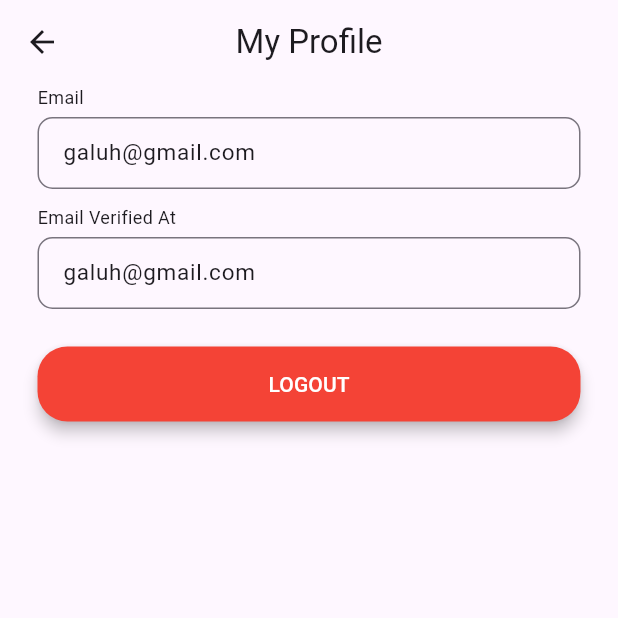
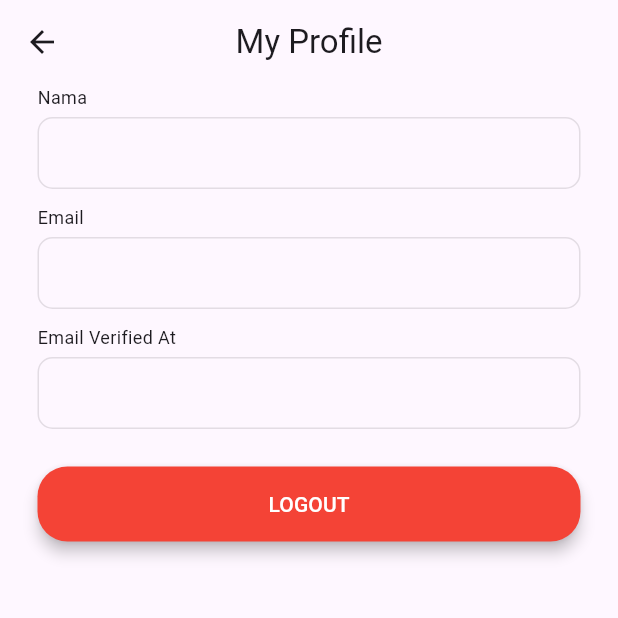
Before and after one commit to Galuhdap/solusi_book_app, a Flutter app: the ProfileView screen opened by its route, after a tap on "LOGOUT", on a phone screen of 412 x 824 dp, the top half of it. Run offline on Flutter 3.47's test engine with Material 3 defaults, Android fonts, the phone set to English and light mode, and no system bars; our stand-ins replace dio, get, get_storage, persistent_bottom_nav_bar, rflutter_alert; accounts and stored records are empty; network calls fail.

```diff
--- /dev/null
+++ b/lib/app/data/models/user_model.dart
@@ -0,0 +1,48 @@
+import 'dart:convert';
+
+class UserModel {
+  int? id;
+  String? name;
+  String? email;
+  DateTime? emailVerifiedAt;
+  DateTime? createdAt;
+  DateTime? updatedAt;
+
+  UserModel({
+    this.id,
+    this.name,
+    this.email,
+    this.emailVerifiedAt,
+    this.createdAt,
+    this.updatedAt,
+  });
+
+  factory UserModel.fromRawJson(String str) =>
+      UserModel.fromJson(json.decode(str));
+
+  String toRawJson() => json.encode(toJson());
+
+  factory UserModel.fromJson(Map<String, dynamic> json) => UserModel(
+        id: json["id"],
+        name: json["name"],
+        email: json["email"],
+        emailVerifiedAt: json["email_verified_at"] == null
+            ? null
+            : DateTime.parse(json["email_verified_at"]),
+        createdAt: json["created_at"] == null
+            ? null
+            : DateTime.parse(json["created_at"]),
+        updatedAt: json["updated_at"] == null
+            ? null
+            : DateTime.parse(json["updated_at"]),
+      );
+
+  Map<String, dynamic> toJson() => {
+        "id": id,
+        "name": name,
+        "email": email,
+        "email_verified_at": emailVerifiedAt?.toIso8601String(),
+        "created_at": createdAt?.toIso8601String(),
+        "updated_at": updatedAt?.toIso8601String(),
+      };
+}
--- /dev/null
+++ b/lib/app/data/service/api_service.dart
@@ -0,0 +1,35 @@
+import 'package:dio/dio.dart';
+import 'package:get/get.dart';
+import 'package:get_storage/get_storage.dart';
+
+class ApiService extends GetxService {
+  late Dio dio;
+  final storage = GetStorage();
+
+  @override
+  void onInit() {
+    dio = Dio();
+    dio.options.baseUrl = 'https://book-crud-service-6dmqxfovfq-et.a.run.app';
+    dio.options.connectTimeout = Duration(milliseconds: 5000);
+    dio.options.receiveTimeout = Duration(milliseconds: 5000);
+
+    // Add your authorization logic here
+    dio.interceptors.add(
+      InterceptorsWrapper(
+        onRequest: (options, handler) {
+          // For example, check if you have a valid access token
+          final accessToken = storage.read('key');
+
+          if (accessToken != null) {
+            // Add the token to the headers
+            options.headers["Authorization"] = "Bearer $accessToken";
+          }
+
+          return handler.next(options);
+        },
+      ),
+    );
+
+    super.onInit();
+  }
+}
--- a/lib/app/modules/my_book/controllers/my_book_controller.dart
+++ b/lib/app/modules/my_book/controllers/my_book_controller.dart
@@ -1,5 +1,3 @@
-import 'dart:ffi';
-
 import 'package:flutter/material.dart';
 import 'package:get/get.dart';
 import 'package:intl/intl.dart';
--- a/lib/app/modules/my_book/views/add_book_view.dart
+++ b/lib/app/modules/my_book/views/add_book_view.dart
@@ -3,7 +3,6 @@ import 'package:flutter/material.dart';
 import 'package:get/get.dart';
 
 import '../../../widget/fieldData_widget.dart';
-import '../../../widget/inputField_widget.dart';
 import '../controllers/my_book_controller.dart';
 
 class AddBookView extends GetView {
--- a/lib/app/modules/profile/controllers/profile_controller.dart
+++ b/lib/app/modules/profile/controllers/profile_controller.dart
@@ -1,19 +1,50 @@
 import 'package:flutter/material.dart';
 import 'package:get/get.dart';
+import 'package:get_storage/get_storage.dart';
+
+import '../../../data/models/user_model.dart';
+import '../../../data/service/api_service.dart';
+import '../../../routes/app_pages.dart';
 
 class ProfileController extends GetxController {
   late TextEditingController name = TextEditingController();
   late TextEditingController email = TextEditingController();
   late TextEditingController verifEmail = TextEditingController();
 
+  final ApiService _apiService = Get.put(ApiService());
+  final storage = GetStorage();
+
+  var userModel = UserModel().obs;
+
+  RxString responseData = ''.obs;
+
+  Future<void> logout() async {
+    try {
+      await _apiService.dio.delete("/api/user/logout");
+      storage.remove('key');
+      Get.offAllNamed(Routes.LOGIN);
+    } catch (error) {
+      print("Error: $error");
+    }
+  }
+
+  Future<void> fetchUser() async {
+    try {
+      final response = await _apiService.dio.get("/api/user");
+      userModel.value = UserModel.fromJson(response.data);
+      print(response.data);
+      name.text = userModel.value.name ?? '';
+      email.text = userModel.value.email ?? '';
+      verifEmail.text = userModel.value.name ?? '';
+    } catch (error) {
+      print("Error: $error");
+    }
+  }
 
   @override
   void onInit() {
     super.onInit();
-    name = TextEditingController(text: 'Galuh');
-    email = TextEditingController(text: 'galuh@gmail.com');
-    verifEmail = TextEditingController(text: '009933990');
-
+    fetchUser();
   }
 
   @override
@@ -23,8 +54,5 @@ class ProfileController extends GetxController {
     name.dispose();
     email.dispose();
     verifEmail.dispose();
-
   }
-
-
 }
--- a/lib/app/modules/profile/views/profile_view.dart
+++ b/lib/app/modules/profile/views/profile_view.dart
@@ -19,33 +19,23 @@ class ProfileView extends GetView<ProfileController> {
         padding: const EdgeInsets.only(left: 25, right: 25),
         child: Column(
           children: [
-    //         Padding(
-    //   padding: const EdgeInsets.only(left: 35, bottom: 10, top: 10),
-    //   child: Row(
-    //     children: [
-    //       Icon(
-    //         icons,
-    //         size: 40,
-    //         color: Colors.blue,
-    //       ),
-    //       SizedBox(
-    //         width: 18,
-    //       ),
-    //       Text(
-    //         txt,
-    //         style: TextStyle(fontSize: 18, fontWeight: FontWeight.w500),
-    //       ),
-    //     ],
-    //   ),
-    // ),
+            FieldAddDataWidget(
+              title: "Nama",
+              enabled: false,
+              textController: profileController.name,
+              typeInput: TextInputType.text,
+              contentPadding: EdgeInsets.only(left: 13),
+            ),
             FieldAddDataWidget(
               title: "Email",
+              enabled: false,
               textController: profileController.email,
               typeInput: TextInputType.text,
               contentPadding: EdgeInsets.only(left: 13),
             ),
             FieldAddDataWidget(
               title: "Email Verified At",
+              enabled: false,
               textController: profileController.email,
               typeInput: TextInputType.text,
               contentPadding: EdgeInsets.only(left: 13),
@@ -54,7 +44,9 @@ class ProfileView extends GetView<ProfileController> {
               height: 15,
             ),
             ElevatedButton(
-              onPressed: () {},
+              onPressed: () async {
+                await profileController.logout();
+              },
               style: ElevatedButton.styleFrom(
                   elevation: 4,
                   backgroundColor: Colors.red,
--- a/lib/app/modules/spalsh_screen/bindings/spalsh_screen_binding.dart
+++ b/lib/app/modules/spalsh_screen/bindings/spalsh_screen_binding.dart
@@ -5,8 +5,6 @@ import '../controllers/spalsh_screen_controller.dart';
 class SpalshScreenBinding extends Bindings {
   @override
   void dependencies() {
-    Get.lazyPut<SpalshScreenController>(
-      () => SpalshScreenController(),
-    );
+    Get.put(SpalshScreenController());
   }
 }
--- a/lib/app/routes/app_pages.dart
+++ b/lib/app/routes/app_pages.dart
@@ -21,7 +21,7 @@ part 'app_routes.dart';
 class AppPages {
   AppPages._();
 
-  static const INITIAL = Routes.BOTTOM_NAVIGATION;
+  static const INITIAL = Routes.SPALSH_SCREEN;
 
   static final routes = [
     GetPage(
--- a/lib/app/widget/fieldData_widget.dart
+++ b/lib/app/widget/fieldData_widget.dart
@@ -7,7 +7,8 @@ class FieldAddDataWidget extends StatelessWidget {
   final Function()? function;
   final TextInputType? typeInput;
   final int? maxLine;
- final EdgeInsetsGeometry? contentPadding;
+  final bool? enabled;
+  final EdgeInsetsGeometry? contentPadding;
   const FieldAddDataWidget(
       {super.key,
       required this.title,
@@ -17,7 +18,7 @@ class FieldAddDataWidget extends StatelessWidget {
       this.sufixIcon,
       this.function,
       this.maxLine,
-      });
+      this.enabled});
 
   @override
   Widget build(BuildContext context) {
@@ -37,6 +38,7 @@ class FieldAddDataWidget extends StatelessWidget {
             height: 5,
           ),
           TextFormField(
+            enabled: enabled,
             controller: textController,
             keyboardType: TextInputType.multiline,
             maxLines: maxLine,
@@ -58,7 +60,10 @@ class FieldAddDataWidget extends StatelessWidget {
               contentPadding: contentPadding,
               suffixIcon: Icon(sufixIcon),
             ),
-            style: TextStyle(fontSize: 15),
+            style: TextStyle(
+              fontSize: 15,
+              color: Colors.black,
+            ),
             cursorColor: Colors.black.withOpacity(0.6),
             onTap: function,
           ),
--- a/pubspec.yaml
+++ b/pubspec.yaml
@@ -12,6 +12,9 @@ dependencies:
     sdk: flutter
   persistent_bottom_nav_bar: ^5.0.2
   intl: ^0.19.0
+  get_storage: ^2.1.1
+  dio: ^5.4.0
+  rflutter_alert: ^2.0.7
 
 dev_dependencies:
   flutter_lints: ^2.0.0
```
Also changed, not shown: lib/app/modules/login/controllers/login_controller.dart (+49 -1 lines), lib/app/modules/login/views/login_view.dart (+7 -1 lines), lib/app/modules/spalsh_screen/controllers/spalsh_screen_controller.dart (+17 -8 lines), pubspec.lock, 2 other files.
